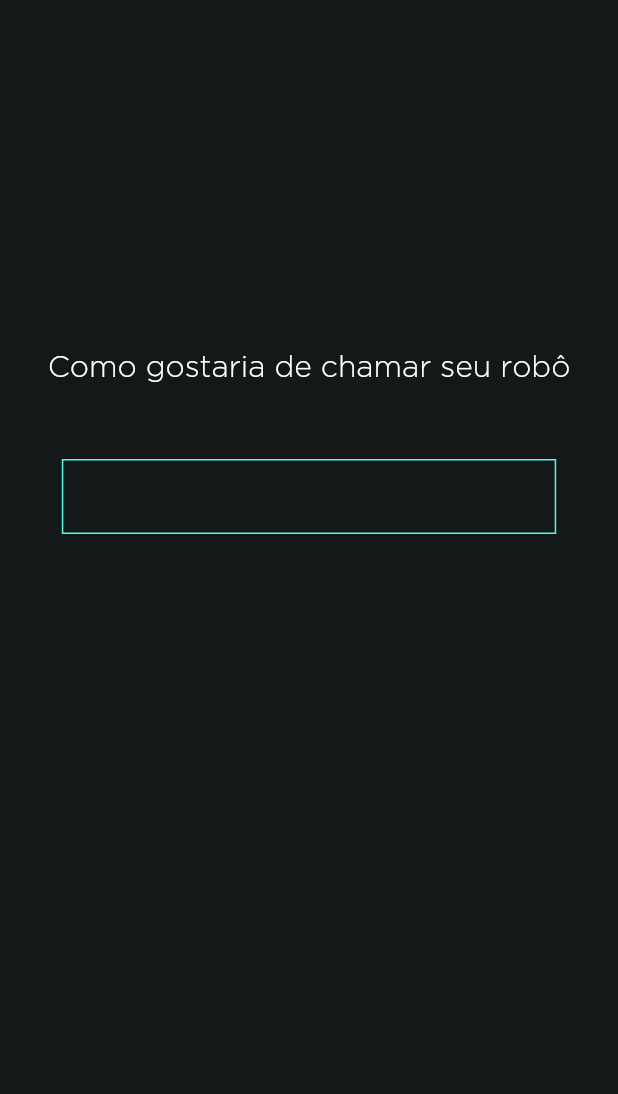
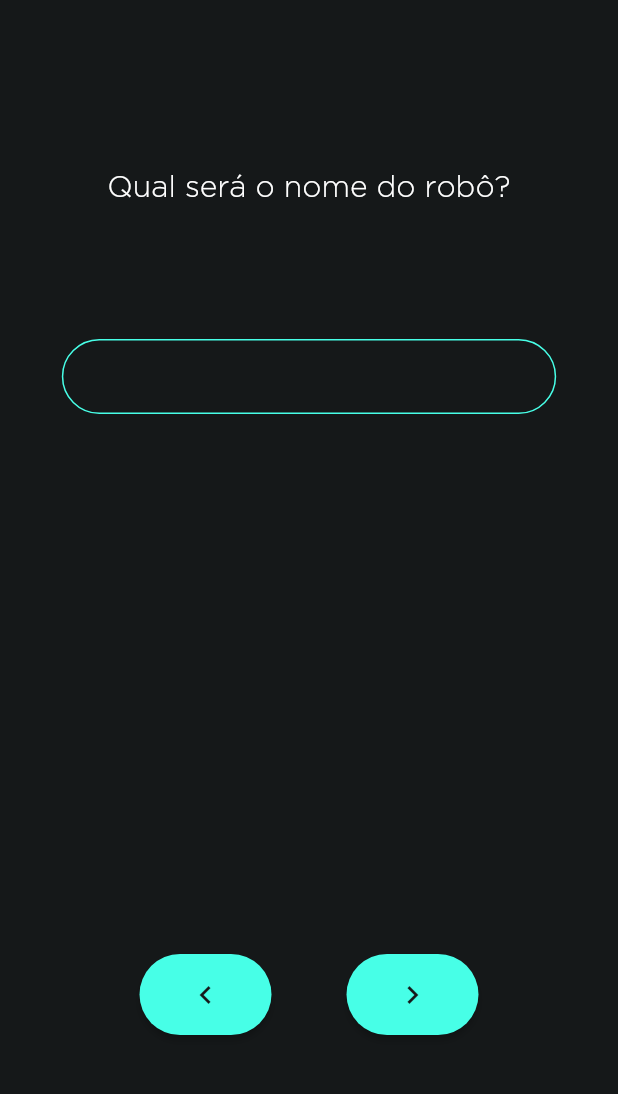
Before and after one commit to exceptionai/CHAPiE-Mobile, a Flutter app: the NewRobotScreen screen opened by its route, on a phone screen of 412 x 824 dp, the part 72-1166 px from its top. Run offline on Flutter 3.47's test engine with Material 2 defaults, Android fonts, the phone set to English and light mode, and no system bars; our stand-ins replace image_picker, sqflite; accounts and stored records are empty.

Commit message:
front da tela new robo

```diff
--- /dev/null
+++ b/lib/components/robot_form_ex.dart
@@ -0,0 +1,181 @@
+import 'package:flutter/material.dart';
+
+class RobotForm extends StatelessWidget {
+  final String textField;
+  final List<Map<String, Object>> fieldOptions;
+  final void Function() next;
+  final void Function() previous;
+
+  RobotForm({
+    @required this.textField,
+    @required this.fieldOptions,
+    @required this.next,
+    @required this.previous,
+  });
+
+  @override
+  Widget build(BuildContext context) {
+    print(textField);
+    if (fieldOptions == null) {
+      return Container(
+          padding: EdgeInsets.all(8.0),
+          color: Theme.of(context).accentColor,
+          width: MediaQuery.of(context).size.width,
+          child: Container(
+            width: 50,
+            margin: EdgeInsets.only(top: 100.0),
+            child: Column(
+              children: [
+                Container(
+                  height: 60,
+                  child: Text(
+                    textField,
+                    textAlign: TextAlign.center,
+                  ),
+                ),
+                Container(
+                  margin: EdgeInsets.only(top: 50),
+                  width: MediaQuery.of(context).size.width * 0.8,
+                  decoration: BoxDecoration(
+                    border: Border.all(color: Theme.of(context).primaryColor),
+                    borderRadius: BorderRadius.circular(30),
+                  ),
+                  child: TextFormField(
+                      textAlign: TextAlign.center,
+                      style: TextStyle(
+                        color: Theme.of(context).primaryColorLight,
+                      ),
+                      validator: (value) {
+                        if (value.isEmpty) {
+                          return "Campo inválido";
+                        }
+                        return null;
+                      },
+                      cursorColor: Theme.of(context).primaryColor,
+                      cursorHeight: 25.0,
+                      decoration: InputDecoration(
+                        border: InputBorder.none,
+                      )),
+                ),
+                Container(
+                  margin: EdgeInsets.only(top: 360),
+                  child: Row(
+                    mainAxisAlignment: MainAxisAlignment.center,
+                    children: [
+                      RaisedButton(
+                        onPressed: previous,
+                        padding: EdgeInsets.all(15),
+                        child: Icon(
+                          Icons.keyboard_arrow_left,
+                          color: Theme.of(context).accentColor,
+                        ),
+                        color: Theme.of(context).primaryColor,
+                        shape: RoundedRectangleBorder(
+                          borderRadius: BorderRadius.circular(30.0),
+                        ),
+                      ),
+                      Container(
+                        width: 50,
+                      ),
+                      RaisedButton(
+                        onPressed: next,
+                        padding: EdgeInsets.all(15),
+                        child: Icon(
+                          Icons.keyboard_arrow_right,
+                          color: Theme.of(context).accentColor,
+                        ),
+                        color: Theme.of(context).primaryColor,
+                        shape: RoundedRectangleBorder(
+                          borderRadius: BorderRadius.circular(30.0),
+                        ),
+                      ),
+                    ],
+                  ),
+                ),
+              ],
+            ),
+          ));
+    } else {
+      return Container(
+          padding: EdgeInsets.all(8.0),
+          color: Theme.of(context).accentColor,
+          width: MediaQuery.of(context).size.width,
+          child: Container(
+              width: 50,
+              margin: EdgeInsets.only(top: 100.0),
+              child: Column(
+                children: [
+                  Container(
+                    height:60,
+                    child: Text(
+                      textField,
+                      textAlign: TextAlign.center,
+                    ),
+                  ),
+                  Container(
+                    height: 60,
+                  ),
+                  SizedBox(
+                    height: 400,
+                    width: 250,
+                    child: ListView.builder(
+                      itemCount: fieldOptions.length,
+                      itemBuilder: (context, index) {
+                        print(fieldOptions[index]['text']);
+                        return Container(
+                          margin: EdgeInsets.only(top:15),
+                          child: RaisedButton(
+                            padding: EdgeInsets.all(15),
+                            shape: RoundedRectangleBorder(
+                              borderRadius: BorderRadius.circular(30),
+                            ),
+                            child: Text(
+                              fieldOptions[index]['text'],
+                              style: TextStyle(
+                                color: Colors.black,
+                              ),
+                            ),
+                            onPressed: () {},
+                            color: Theme.of(context).primaryColor,
+                          ),
+                        );
+                      },
+                    ),
+                  ),
+                  Row(
+                    mainAxisAlignment: MainAxisAlignment.center,
+                    children: [
+                      RaisedButton(
+                        onPressed: previous,
+                        padding: EdgeInsets.all(15),
+                        child: Icon(
+                          Icons.keyboard_arrow_left,
+                          color: Theme.of(context).accentColor,
+                        ),
+                        color: Theme.of(context).primaryColor,
+                        shape: RoundedRectangleBorder(
+                          borderRadius: BorderRadius.circular(30.0),
+                        ),
+                      ),
+                      Container(
+                        width: 50,
+                      ),
+                      RaisedButton(
+                        onPressed: next,
+                        padding: EdgeInsets.all(15),
+                        child: Icon(
+                          Icons.keyboard_arrow_right,
+                          color: Theme.of(context).accentColor,
+                        ),
+                        color: Theme.of(context).primaryColor,
+                        shape: RoundedRectangleBorder(
+                          borderRadius: BorderRadius.circular(30.0),
+                        ),
+                      ),
+                    ],
+                  ),
+                ],
+              )));
+    }
+  }
+}
--- a/lib/screens/new_robot_screen.dart
+++ b/lib/screens/new_robot_screen.dart
@@ -1,13 +1,12 @@
 import 'package:FiapEx/components/app_bar_fiap_ex.dart';
 import 'package:FiapEx/components/drawer_fiap_ex.dart';
+import 'package:FiapEx/components/robot_form_ex.dart';
 import 'package:FiapEx/models/robot.dart';
 import 'package:FiapEx/services/charpie_service.dart';
-import 'package:FiapEx/tiles/robot_list_tile.dart';
 import 'package:flutter/material.dart';
 import 'package:flutter/widgets.dart';
 
 class NewRobotScreen extends StatefulWidget {
-
   @override
   _NewRobotScreenState createState() => _NewRobotScreenState();
 }
@@ -15,14 +14,69 @@ class NewRobotScreen extends StatefulWidget {
 class _NewRobotScreenState extends State<NewRobotScreen> {
   CharpieService service = CharpieService();
 
+  final _form = const [
+    {
+      'text': 'Qual será o nome do robô?'
+    },
+    {
+      'text': 'Qual será o tipo do robô?',
+      'options': [
+        {'text': 'Android', 'value': 'android'},
+        {'text': 'Babysister', 'value': 'babysyster'},
+        {'text': 'Military', 'value': 'military'},
+        {'text': 'Worker', 'value': 'worker'}
+      ],
+    },
+    {
+      'text': 'Selecione um esquema para manufatura do robô?',
+      'options': [
+        {'text': 'Ousadasso', 'value' : 'ousadasso'},
+        {'text': 'Super ousadao', 'value' : 'super ousado'},
+        {'text': 'Cuzudo', 'value' : 'cuzudo'},
+        {'text': 'Upload de esquema','value' : 'upload'},
+      ],
+    },
+    {
+      'text': 'Deseja concluir a construção?',
+      'options': [
+        {'text': 'Sim', 'value' : 1},
+        {'text': 'Não', 'value' : 0},
+      ],
+    },
+  ];
+
+  var _currentField = 0;
+  var _robot = RobotModel();
+
+  void _next(){
+      setState(() {
+        if(_currentField >= _form.length - 1){
+          _currentField = _form.length - 1;
+        }else{
+           _currentField ++;
+        }
+      });
+    }
+
+    void _previous(){
+      setState(() {
+        if(_currentField != 0){
+          _currentField --;
+        }
+
+      });
+    }
+
   @override
   Widget build(BuildContext context) {
     return Scaffold(
+        resizeToAvoidBottomInset: false,
         appBar: AppBarFiapEx(
             action: Padding(
           padding: const EdgeInsets.all(8.0),
           child: InkWell(
-          child: Image.asset('assets/images/entregatrabalhos.png', height: 26),
+            child:
+                Image.asset('assets/images/entregatrabalhos.png', height: 26),
             onTap: () {
               Navigator.of(context).pushReplacementNamed('/scheme');
             },
@@ -31,44 +85,11 @@ class _NewRobotScreenState extends State<NewRobotScreen> {
         drawer: DrawerFiapEx(
           route: '/',
         ),
-      body: Container(
-          padding: EdgeInsets.all(8.0),
-          color: Theme.of(context).accentColor,
-          width: MediaQuery.of(context).size.width,
-          child: Container(
-            width:  50,
-            margin: EdgeInsets.only(top: 220.0),
-            child: Column (
-              children: [
-                Text("Como gostaria de chamar seu robô"),
-                Container(
-                  margin: EdgeInsets.only(top: 50),
-                  width: MediaQuery.of(context).size.width * 0.8,
-                  decoration: BoxDecoration(
-                    border: Border.all(color: Theme.of(context).primaryColor),
-                  ),
-                  child: TextFormField(
-                    textAlign: TextAlign.center,
-                    style: TextStyle(
-                      color: Theme.of(context).primaryColorLight,
-                    ),
-                    validator: (value) {
-                      if(value.isEmpty) {
-                        return "Campo inválido";
-                      }
-                      return null;
-                    },
-                    cursorColor: Theme.of(context).primaryColor,
-                    cursorHeight: 25.0,
-                    decoration: InputDecoration(
-                      border: InputBorder.none,
-
-                    )
-                  ),
-                ),
-            ],),
-          )
-
-    ));
+        body: RobotForm(
+        textField: _form[_currentField]['text'],
+        fieldOptions: _form[_currentField]['options'],
+        next: _next,
+        previous: _previous),
+      );
   }
 }
--- a/lib/services/charpie_service.dart
+++ b/lib/services/charpie_service.dart
@@ -12,48 +12,5 @@ class CharpieService{
     return rows;
   }
 
-  /*
-  Future<List<ClassModel>> getAllClasses() async{
-    return await classRepository.getAllClasses();
-  }
 
-  Future<List<DisciplineModel>> getAllDisciplinesByClass({int classId}) async{
-    return await disciplineRepository.getAllDisciplinesByClass(classId: classId);
-  }
-
-  Future<bool> finishRowCall({int rowCallId, DateTime date}) async{
-    int updatedId = await repository.finishRowCall(rowCallId:rowCallId, date: date.toIso8601String());
-    if(updatedId != null){
-      return true;
-    }
-    return false;
-  }
-
-  Future<bool> setPresence(bool presence, {int studentId, int rowCallId}) async{
-    bool successful = await rollRegisterRepository.saveRollRegister(rowCallId, studentId, presence);
-    return successful;
-  }
-
-  Future<List<int>> getPresentStudents({@required int rowCallId, int studentId}) async{
-    return await rollRegisterRepository.getPresenceStudent(1, rowCallId: rowCallId);
-  }
-
-  Future<List<int>> getAbsentStudents({@required int rowCallId, int studentId}) async{
-    return await rollRegisterRepository.getPresenceStudent(0, rowCallId: rowCallId);
-  }
-
-  Future<RollModel> createRowCall(RollModel rowCallModel) async{
-     ClassModel classRow = await classRepository.getClass(rowCallModel.idClass);
-     DisciplineModel disciplineRow = await disciplineRepository.getDiscipline(rowCallModel.idDiscipline);
-    List<StudentModel> students = await studentRepository.getAllStudentsByClass(rowCallModel.idClass);
-
-    rowCallModel.students = students;
-    rowCallModel.presentStudents = 0;
-    rowCallModel.absentStudents = 0;
-    rowCallModel.studentClass = classRow;
-    rowCallModel.discipline = disciplineRow;
-    RollModel model = await repository.saveRoll(rowCallModel);
-    return model;
-  }
-  */
 }
```
Also changed, not shown: 8 other files. Lines whose indentation alone changed are shown as unchanged.
